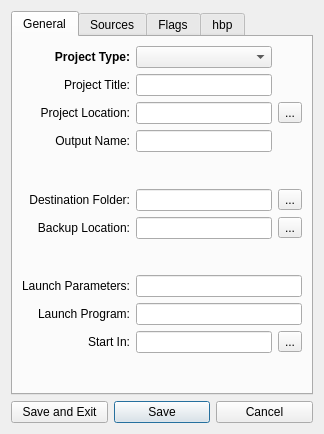
Qt form harbour/contrib/hbide/resources/projectpropertiesex.ui (harbour/core) before a commit.
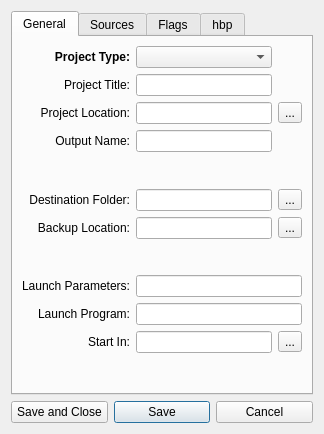
The same form after that commit.

What changed in the file:
```diff
--- a/harbour/contrib/hbide/resources/projectpropertiesex.ui
+++ b/harbour/contrib/hbide/resources/projectpropertiesex.ui
@@ -397,7 +397,7 @@
      <item>
       <widget class="QPushButton" name="buttonSaveExit">
        <property name="text">
-        <string>Save and Exit</string>
+        <string>Save and Close</string>
        </property>
       </widget>
      </item>
```
